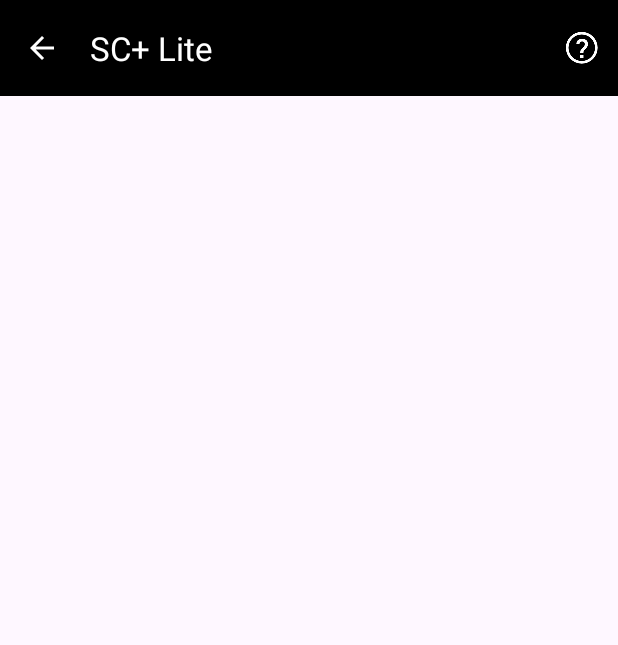
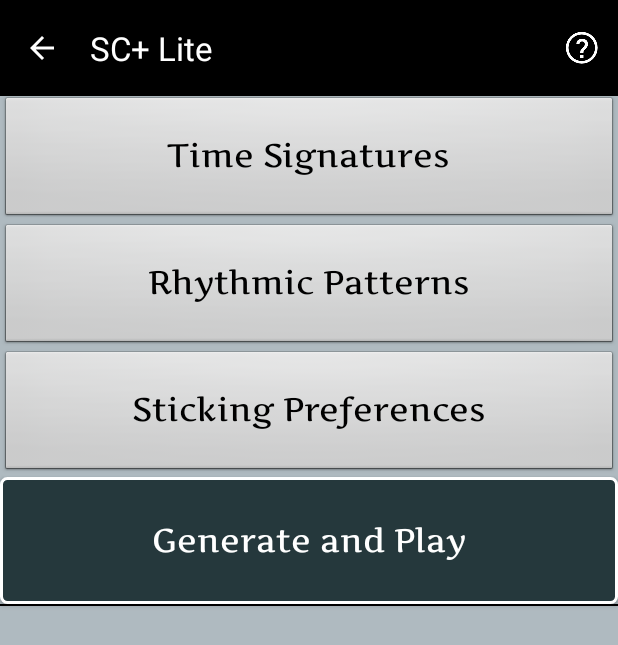
Before and after one commit to JackManu/SC_plus, an Android app: the CompositionSetUp screen opened directly, with no data from a screen before it, on a phone screen of 412 x 824 dp. Shown: the top 645 px of the screen. Run offline under Robolectric (Android 15) with nearby library versions, the phone set to English and light mode, and no system bars; 2 statements that could not run were skipped.

Commit message:
Latest changes for the paid app

```diff
--- a/app/src/main/res/layout-land/activity_composition_setup.xml
+++ b/app/src/main/res/layout-land/activity_composition_setup.xml
@@ -2,6 +2,7 @@
     xmlns:android="http://schemas.android.com/apk/res/android"
     xmlns:app="http://schemas.android.com/apk/res-auto"
     xmlns:tools="http://schemas.android.com/tools"
+    xmlns:ads="http://schemas.android.com/apk/res-auto"
     android:layout_width="match_parent"
     android:layout_height="match_parent"
     tools:context="com.jackmanu.scplusplus.CompositionSetUp">
@@ -22,9 +23,11 @@
         app:layout_constraintTop_toBottomOf="@id/toolbar_layout"
         app:layout_constraintStart_toStartOf="parent"
         app:layout_constraintEnd_toStartOf="@id/compFragment"
-        app:layout_constraintBottom_toTopOf="parent"
+        app:layout_constraintBottom_toBottomOf="parent"
         android:fillViewport="true">
 
+        <!-- FIX #1: The height of this LinearLayout must be "match_parent"
+             so it can fill the ScrollView and distribute its space. -->
         <LinearLayout
             android:id="@+id/button_container"
             android:layout_width="match_parent"
@@ -32,13 +35,14 @@
             android:orientation="vertical"
             android:background="@color/picture_color">
 
+            <!-- FIX #2: All button heights must be "0dp" for layout_weight to work.
+                 The minHeight attribute is also removed as it's no longer needed. -->
             <androidx.appcompat.widget.AppCompatButton
                 style="@style/MainButtonStyle"
                 android:id="@+id/timeSignature"
                 android:layout_width="match_parent"
                 android:layout_height="0dp"
                 android:layout_weight="1"
-                android:onClick="selectFrag"
                 android:text="@string/timesignatures" />
 
             <androidx.appcompat.widget.AppCompatButton
@@ -47,7 +51,6 @@
                 android:layout_width="match_parent"
                 android:layout_height="0dp"
                 android:layout_weight="1"
-                android:onClick="selectFrag"
                 android:text="@string/rhythmicpatterns" />
 
             <androidx.appcompat.widget.AppCompatButton
@@ -56,7 +59,6 @@
                 android:layout_width="match_parent"
                 android:layout_height="0dp"
                 android:layout_weight="1"
-                android:onClick="selectFrag"
                 android:text="@string/stickingpreferences"/>
 
             <androidx.appcompat.widget.AppCompatButton
@@ -65,7 +67,6 @@
                 android:layout_width="match_parent"
                 android:layout_height="0dp"
                 android:layout_weight="1"
-                android:onClick="generateAndPlay"
                 android:text="@string/generateandplay"
                 android:background="@drawable/button_generate_state"
                 android:textColor="@android:color/white" />
@@ -73,6 +74,7 @@
         </LinearLayout>
     </ScrollView>
 
+    <!-- The FrameLayout for the fragment remains the same -->
     <FrameLayout
         android:id="@+id/compFragment"
         android:name="com.example.doug.stickcontrolrandomizer.EmptyFragment"
@@ -80,7 +82,7 @@
         android:layout_height="0dp"
         android:background="@color/picture_color"
         app:layout_constraintStart_toEndOf="@id/button_container_scroll"
-        app:layout_constraintBottom_toTopOf="parent"
+        app:layout_constraintBottom_toBottomOf="parent"
         app:layout_constraintTop_toBottomOf="@id/toolbar_layout"
         app:layout_constraintEnd_toEndOf="parent"
         tools:layout="@layout/empty" />
--- a/app/src/main/res/layout/activity_composition_setup.xml
+++ b/app/src/main/res/layout/activity_composition_setup.xml
@@ -2,44 +2,46 @@
     xmlns:android="http://schemas.android.com/apk/res/android"
     xmlns:app="http://schemas.android.com/apk/res-auto"
     xmlns:tools="http://schemas.android.com/tools"
+    xmlns:ads="http://schemas.android.com/apk/res-auto"
     android:layout_width="match_parent"
     android:layout_height="match_parent"
     tools:context="com.jackmanu.scplusplus.CompositionSetUp">
 
-    <include
+    <!-- 1. Toolbar at the top -->
+    <include layout="@layout/toolbar_layout"
         android:id="@+id/toolbar_layout"
-        layout="@layout/toolbar_layout"
         android:layout_width="0dp"
         android:layout_height="wrap_content"
         app:layout_constraintTop_toTopOf="parent"
         app:layout_constraintStart_toStartOf="parent"
-        app:layout_constraintEnd_toEndOf="parent" />
+        app:layout_constraintEnd_toEndOf="parent"/>
 
     <ScrollView
-        android:id="@+id/button_container_scroll"
         android:layout_width="0dp"
         android:layout_height="0dp"
+        android:fillViewport="true"
         app:layout_constraintTop_toBottomOf="@id/toolbar_layout"
+        app:layout_constraintBottom_toBottomOf="parent"
         app:layout_constraintStart_toStartOf="parent"
-        app:layout_constraintEnd_toStartOf="@id/compFragment"
-        app:layout_constraintBottom_toTopOf="parent"
-        android:fillViewport="true">
+        app:layout_constraintEnd_toEndOf="parent">
 
         <LinearLayout
-            android:id="@+id/button_container"
             android:layout_width="match_parent"
-            android:layout_height="match_parent"
+            android:layout_height="wrap_content"
             android:orientation="vertical"
+            android:layout_weight="1"
             android:background="@color/picture_color">
 
+            <!-- The buttons use layout_weight to space out evenly. Their height is 0dp. -->
             <androidx.appcompat.widget.AppCompatButton
                 style="@style/MainButtonStyle"
                 android:id="@+id/timeSignature"
                 android:layout_width="match_parent"
                 android:layout_height="0dp"
                 android:layout_weight="1"
-                android:onClick="selectFrag"
-                android:text="@string/timesignatures" />
+                android:background="@drawable/button_state"
+                android:text="@string/timesignatures"
+                android:textAllCaps="false" />
 
             <androidx.appcompat.widget.AppCompatButton
                 style="@style/MainButtonStyle"
@@ -47,8 +49,9 @@
                 android:layout_width="match_parent"
                 android:layout_height="0dp"
                 android:layout_weight="1"
-                android:onClick="selectFrag"
-                android:text="@string/rhythmicpatterns" />
+                android:background="@drawable/button_state"
+                android:text="@string/rhythmicpatterns"
+                android:textAllCaps="false" />
 
             <androidx.appcompat.widget.AppCompatButton
                 style="@style/MainButtonStyle"
@@ -56,8 +59,9 @@
                 android:layout_width="match_parent"
                 android:layout_height="0dp"
                 android:layout_weight="1"
-                android:onClick="selectFrag"
-                android:text="@string/stickingpreferences"/>
+                android:background="@drawable/button_state"
+                android:text="@string/stickingpreferences"
+                android:textAllCaps="false" />
 
             <androidx.appcompat.widget.AppCompatButton
                 style="@style/MainButtonStyle"
@@ -65,22 +69,28 @@
                 android:layout_width="match_parent"
                 android:layout_height="0dp"
                 android:layout_weight="1"
-                android:onClick="generateAndPlay"
+                android:background="@drawable/button_generate_state"
                 android:text="@string/generateandplay"
-                android:background="@drawable/button_generate_state"
-                android:textColor="@android:color/white" />
+                android:textColor="@android:color/white"
+                android:textAllCaps="false" />
+
+            <TextView
+                android:id="@+id/endLine1"
+                android:layout_width="match_parent"
+                android:layout_height="1dp"
+                android:background="@color/black"/>
+
+            <!-- The FrameLayout needs a defined height or it will be 0 -->
+            <FrameLayout
+                android:id="@+id/compFragment"
+                android:name="com.example.doug.stickcontrolrandomizer.EmptyFragment"
+                android:layout_width="match_parent"
+                android:layout_height="250dp"
+                android:layout_gravity="center"
+                android:layout_weight="2"
+                android:background="@color/picture_color"
+                tools:layout="@layout/empty" />
+
         </LinearLayout>
     </ScrollView>
-
-    <FrameLayout
-        android:id="@+id/compFragment"
-        android:name="com.example.doug.stickcontrolrandomizer.EmptyFragment"
-        android:layout_width="0dp"
-        android:layout_height="0dp"
-        android:background="@color/picture_color"
-        app:layout_constraintStart_toEndOf="@id/button_container_scroll"
-        app:layout_constraintBottom_toTopOf="parent"
-        app:layout_constraintTop_toBottomOf="@id/toolbar_layout"
-        app:layout_constraintEnd_toEndOf="parent"
-        tools:layout="@layout/empty" />
 </androidx.constraintlayout.widget.ConstraintLayout>
```
